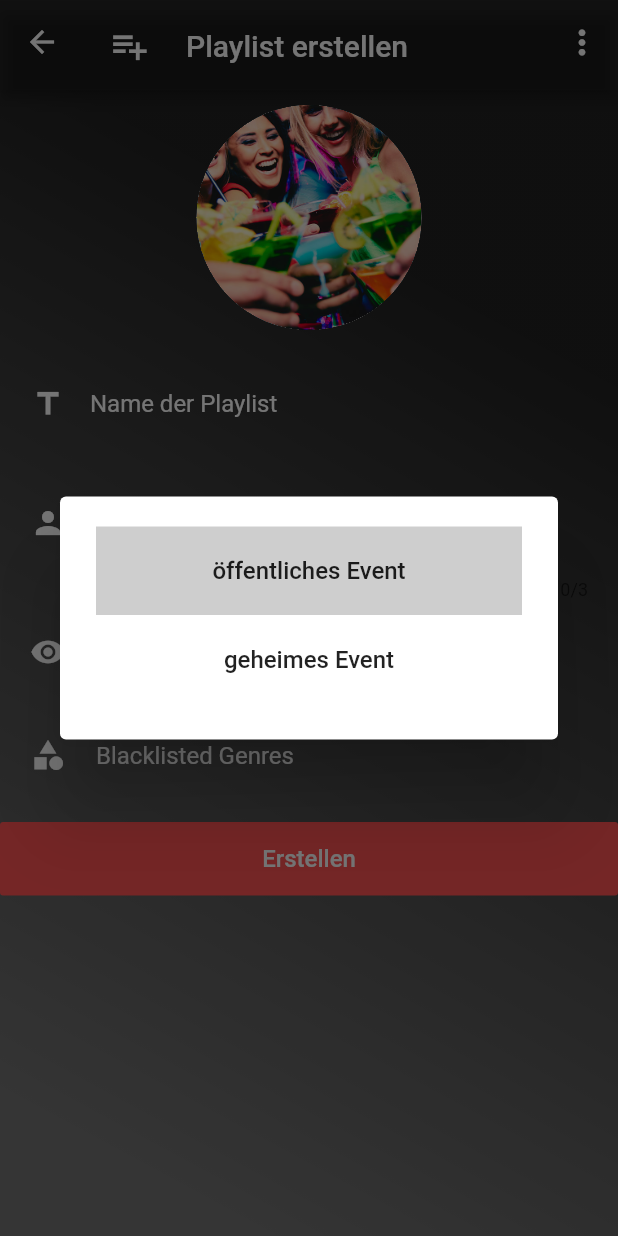
After one commit to DominikDeseyve/SW-ENG_CMP, a Flutter app: the CreatePlaylistScreen screen opened by its route, after a tap on "öffentliches Event", on a phone screen of 412 x 824 dp. The commit adds this screen. Run offline on Flutter 3.47's test engine with Material 2 defaults, Android fonts, the phone set to English and light mode, and no system bars; our stand-ins replace image_picker; missing offline and left inert: nested_navigators; Roboto replaces fonts that are missing (Lato light).

Commit message:
playlist erstell screen

```diff
--- a/lib/logic/RouteController.dart
+++ b/lib/logic/RouteController.dart
@@ -1,5 +1,6 @@
 import 'package:cmp/pages/RootScreen.dart';
 import 'package:cmp/pages/home/HomeScreen.dart';
+import 'package:cmp/pages/playlist/CreatePlaylistScreen.dart';
 import 'package:cmp/pages/welcome/WelcomeScreen.dart';
 import 'package:flutter/material.dart';
 
@@ -19,6 +20,9 @@ class RouteController {
         break;
       case '/welcome':
         return Welcome();
+        break;
+      case '/playlist/create':
+        return CreatePlaylistScreen();
         break;
       case '/home':
         return HomeScreen();
--- /dev/null
+++ b/lib/models/playlist.dart
@@ -0,0 +1,4 @@
+class Playlist {
+  String _playlistID;
+  String _name;
+}
--- /dev/null
+++ b/lib/models/user.dart
@@ -0,0 +1,9 @@
+class User {
+  String _userID;
+  String _firstname;
+  String _lastname;
+  String _username;
+  String _imageURL;
+
+  User() {}
+}
--- /dev/null
+++ b/lib/models/visibility.dart
@@ -0,0 +1,37 @@
+class Visibleness {
+  final String _key;
+
+  Visibleness(this._key);
+
+  String get key {
+    return this._key;
+  }
+
+  String get value {
+    switch (this._key) {
+      case 'PRIVATE':
+        return 'geheim';
+        break;
+      case 'PUBLIC':
+        return 'öffentlich';
+        break;
+      default:
+        return 'error';
+        break;
+    }
+  }
+
+  String get longValue {
+    switch (this._key) {
+      case 'PRIVATE':
+        return 'geheimes Event';
+        break;
+      case 'PUBLIC':
+        return 'öffentliches Event';
+        break;
+      default:
+        return 'error';
+        break;
+    }
+  }
+}
--- a/lib/pages/RootScreen.dart
+++ b/lib/pages/RootScreen.dart
@@ -25,7 +25,7 @@ class _RootScreenState extends State<RootScreen> {
           icon: Icons.search,
         ),
         Navigation.profile: NestedNavigatorItem(
-          initialRoute: '/home',
+          initialRoute: '/playlist/create',
           icon: Icons.add_circle,
         ),
         Navigation.settings: NestedNavigatorItem(
@@ -40,7 +40,7 @@ class _RootScreenState extends State<RootScreen> {
           child: Icon(
             item.icon,
             size: selected ? 28 : 26,
-            color: selected ? Colors.green : Colors.grey,
+            color: selected ? Colors.redAccent : Colors.grey,
           ),
         );
       },
--- /dev/null
+++ b/lib/pages/playlist/CreatePlaylistScreen.dart
@@ -0,0 +1,276 @@
+import 'dart:io';
+
+import 'package:cmp/models/visibility.dart';
+import 'package:flutter/material.dart';
+import 'package:image_picker/image_picker.dart';
+
+class CreatePlaylistScreen extends StatefulWidget {
+  _CreatePlaylistScreenState createState() => _CreatePlaylistScreenState();
+}
+
+class _CreatePlaylistScreenState extends State<CreatePlaylistScreen> {
+  List<Visibleness> _visiblenessList;
+
+  File _selectedImage;
+  TextEditingController _nameController;
+  TextEditingController _maxAttendeesController;
+  Visibleness _visibleness;
+
+  void initState() {
+    super.initState();
+    this._nameController = new TextEditingController();
+    this._maxAttendeesController = new TextEditingController();
+    _visiblenessList = <Visibleness>[
+      Visibleness('PUBLIC'),
+      Visibleness('PRIVATE'),
+    ];
+    this._visibleness = this._visiblenessList[0];
+  }
+
+  Widget _buildVisibilityDialog(BuildContext dialogContext) {
+    return AlertDialog(
+      content: Column(
+        mainAxisSize: MainAxisSize.min,
+        crossAxisAlignment: CrossAxisAlignment.center,
+        children: <Widget>[
+          Container(
+            color: Colors.grey.withOpacity(0.5),
+            width: MediaQuery.of(dialogContext).size.width,
+            child: FlatButton(
+              onPressed: () {
+                this._visibleness = this._visiblenessList[0];
+              },
+              padding: const EdgeInsets.fromLTRB(10, 20, 10, 20),
+              child: Text(
+                this._visiblenessList[0].longValue,
+                style: TextStyle(
+                  fontSize: 16,
+                ),
+              ),
+            ),
+          ),
+          Container(
+            width: MediaQuery.of(dialogContext).size.width,
+            child: FlatButton(
+              onPressed: () {
+                this._visibleness = this._visiblenessList[1];
+              },
+              padding: const EdgeInsets.fromLTRB(10, 20, 10, 20),
+              child: Text(
+                this._visiblenessList[1].longValue,
+                style: TextStyle(
+                  fontSize: 16,
+                ),
+              ),
+            ),
+          ),
+        ],
+      ),
+    );
+  }
+
+  void _chooseFile() async {
+    var image = await ImagePicker.pickImage(source: ImageSource.gallery);
+    setState(() {
+      this._selectedImage = image;
+    });
+  }
+
+  Widget build(BuildContext context) {
+    return Scaffold(
+      appBar: PreferredSize(
+        preferredSize: Size.fromHeight(60.0),
+        child: AppBar(
+          backgroundColor: Colors.black.withOpacity(0.85),
+          title: Padding(
+            padding: const EdgeInsets.only(top: 5),
+            child: Row(
+              crossAxisAlignment: CrossAxisAlignment.center,
+              children: <Widget>[
+                GestureDetector(
+                  child: new Icon(
+                    Icons.playlist_add,
+                    size: 28,
+                    color: Colors.white,
+                  ),
+                  onTap: () {},
+                ),
+                SizedBox(width: 24.0),
+                GestureDetector(
+                  child: Text(
+                    'Playlist erstellen',
+                    style: TextStyle(fontFamily: 'Lato light', color: Colors.white),
+                  ),
+                ),
+              ],
+            ),
+          ),
+          actions: <Widget>[
+            IconButton(
+              color: Colors.white,
+              icon: Icon(Icons.more_vert, size: 26),
+              onPressed: () {},
+            ),
+          ],
+        ),
+      ),
+      body: Container(
+        decoration: BoxDecoration(
+          gradient: LinearGradient(
+            begin: Alignment.topRight,
+            end: Alignment.bottomLeft,
+            stops: [0.2, 0.9],
+            colors: [
+              Colors.black87,
+              Colors.black54,
+            ],
+          ),
+        ),
+        child: ListView(
+          children: <Widget>[
+            Container(
+              margin: const EdgeInsets.fromLTRB(20, 10, 20, 0),
+              child: Material(
+                shape: CircleBorder(),
+                clipBehavior: Clip.hardEdge,
+                color: Colors.white,
+                child: InkWell(
+                  onTap: this._chooseFile,
+                  child: Image(
+                    width: 150,
+                    height: 150,
+                    image: (this._selectedImage == null ? AssetImage('assets/images/playlist.jpg') : FileImage(this._selectedImage)),
+                    fit: BoxFit.cover,
+                  ),
+                ),
+              ),
+            ),
+            Container(
+              margin: const EdgeInsets.all(20),
+              child: TextFormField(
+                controller: this._nameController,
+                decoration: const InputDecoration(
+                  border: InputBorder.none,
+                  icon: Icon(
+                    Icons.title,
+                    color: Colors.white,
+                  ),
+                  labelText: 'Name der Playlist',
+                  labelStyle: TextStyle(
+                    color: Colors.white,
+                    fontSize: 16,
+                  ),
+                ),
+                style: TextStyle(
+                  color: Colors.white,
+                ),
+              ),
+            ),
+            Container(
+              margin: const EdgeInsets.fromLTRB(20, 0, 20, 10),
+              child: TextFormField(
+                controller: this._maxAttendeesController,
+                keyboardType: TextInputType.number,
+                maxLength: 3,
+                decoration: const InputDecoration(
+                  border: InputBorder.none,
+                  icon: Icon(
+                    Icons.person,
+                    color: Colors.white,
+                  ),
+                  labelText: 'Max Anzahl an Teilnehmer',
+                  labelStyle: TextStyle(
+                    color: Colors.white,
+                    fontSize: 16,
+                  ),
+                ),
+                style: TextStyle(
+                  color: Colors.white,
+                ),
+              ),
+            ),
+            Container(
+              margin: const EdgeInsets.fromLTRB(20, 0, 20, 20),
+              child: Row(
+                children: <Widget>[
+                  Padding(
+                    padding: const EdgeInsets.only(right: 10),
+                    child: Icon(
+                      Icons.visibility,
+                      color: Colors.white,
+                    ),
+                  ),
+                  Expanded(
+                    child: RawMaterialButton(
+                      padding: const EdgeInsets.fromLTRB(10, 15, 10, 15),
+                      constraints: BoxConstraints(),
+                      onPressed: () {
+                        showDialog(
+                          context: context,
+                          builder: (BuildContext dialogContext) => _buildVisibilityDialog(dialogContext),
+                        );
+                      },
+                      child: Align(
+                        alignment: Alignment.centerLeft,
+                        child: Text(
+                          this._visibleness.longValue,
+                          style: TextStyle(
+                            color: Colors.white,
+                            fontSize: 16,
+                          ),
+                        ),
+                      ),
+                    ),
+                  ),
+                ],
+              ),
+            ),
+            Container(
+              margin: const EdgeInsets.fromLTRB(20, 0, 20, 20),
+              child: Row(
+                children: <Widget>[
+                  Padding(
+                    padding: const EdgeInsets.only(right: 10),
+                    child: Icon(
+                      Icons.category,
+                      color: Colors.white,
+                    ),
+                  ),
+                  Expanded(
+                    child: RawMaterialButton(
+                      padding: const EdgeInsets.fromLTRB(10, 15, 10, 15),
+                      constraints: BoxConstraints(),
+                      onPressed: () {},
+                      child: Align(
+                        alignment: Alignment.centerLeft,
+                        child: Text(
+                          "Blacklisted Genres",
+                          style: TextStyle(
+                            color: Colors.white,
+                            fontSize: 16,
+                          ),
+                        ),
+                      ),
+                    ),
+                  ),
+                ],
+              ),
+            ),
+            FlatButton(
+              padding: const EdgeInsets.all(15),
+              onPressed: () {},
+              color: Colors.redAccent,
+              child: Text(
+                "Erstellen",
+                style: TextStyle(
+                  color: Colors.white,
+                  fontSize: 16,
+                ),
+              ),
+            ),
+          ],
+        ),
+      ),
+    );
+  }
+}
--- a/pubspec.yaml
+++ b/pubspec.yaml
@@ -16,6 +16,7 @@ dependencies:
   nested_navigators:
     git:
       url: https://github.com/n0vah/nested_navigators.git
+  image_picker: ^0.6.1+11
 
   cupertino_icons: ^0.1.2
 
@@ -45,6 +46,8 @@ flutter:
   # "family" key with the font family name, and a "fonts" key with a
   # list giving the asset and other descriptors for the font. For
   # example:
+  assets:
+    - assets/images/playlist.jpg
   # fonts:
   #   - family: Schyler
   #     fonts:
```
Also changed, not shown: assets/images/playlist.jpg (added), 4 other files.
